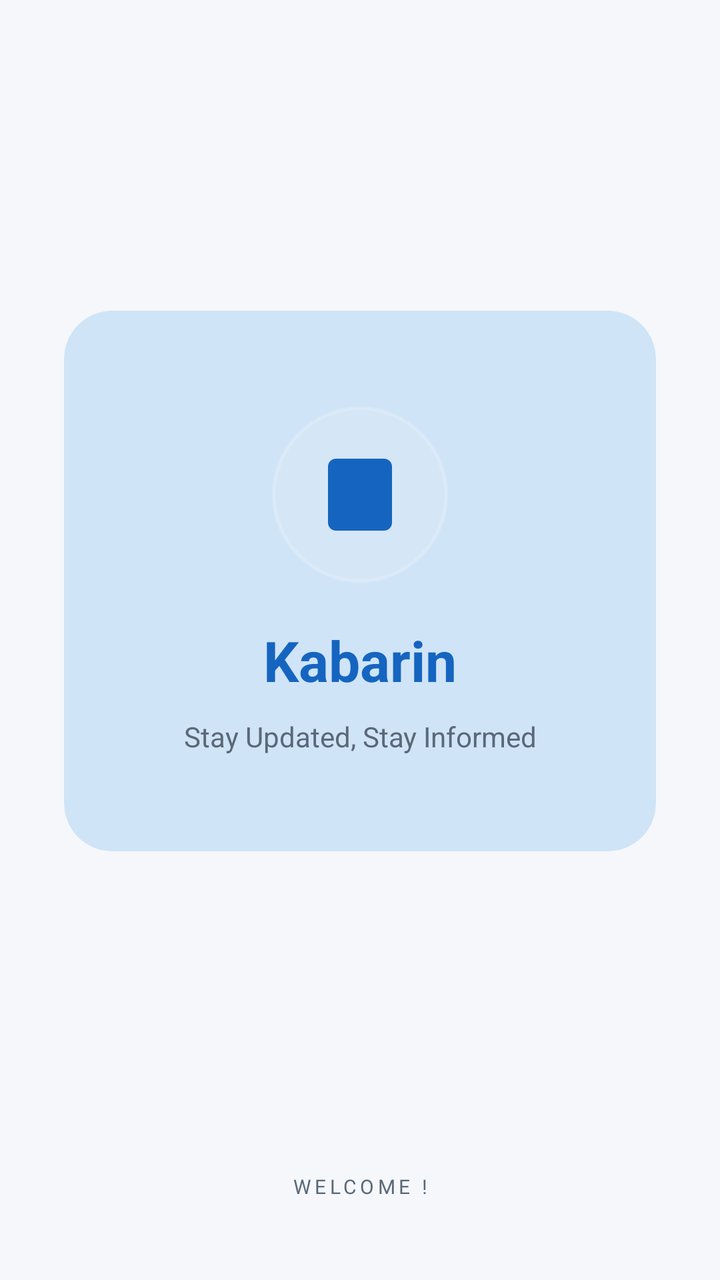
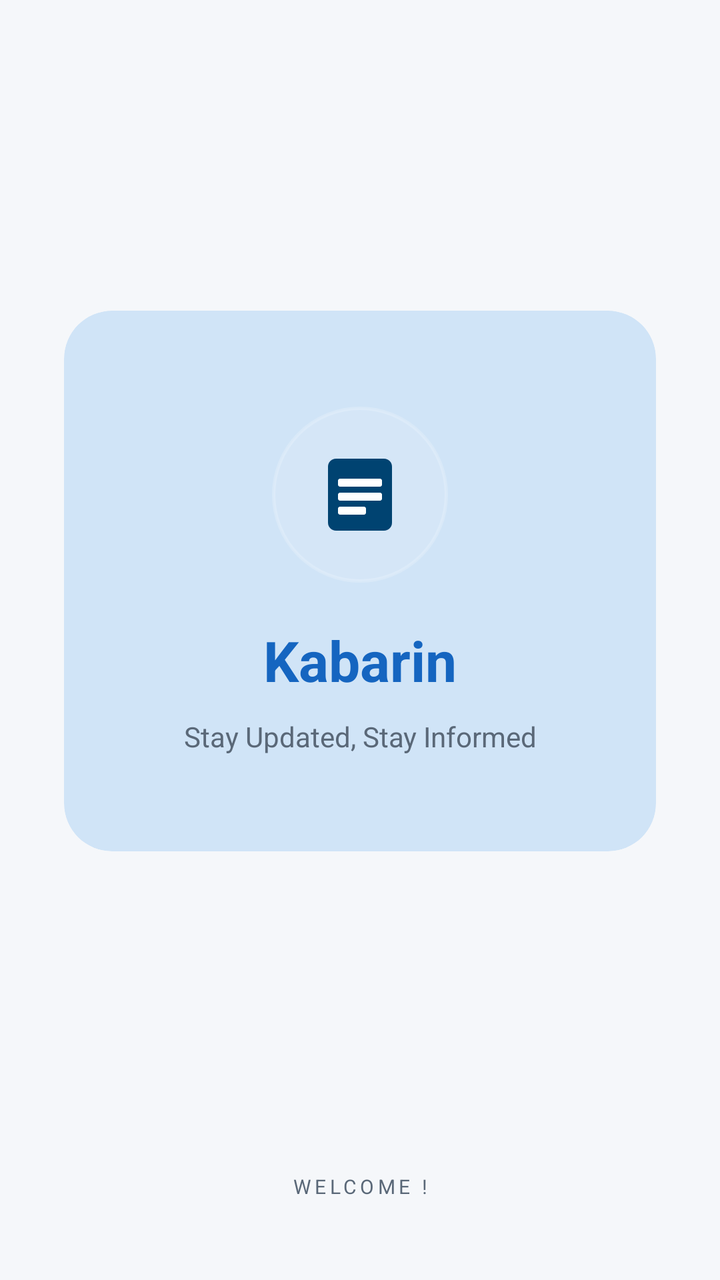

An Android layout rendered at two revisions. The XML below is the earlier revision; the diff shows what the commit changed to produce the second picture.
<!-- AndroidManifest.xml: activity theme Theme.Kabarin -->
<!-- res/layout/activity_splash.xml -->
<?xml version="1.0" encoding="utf-8"?>
<androidx.constraintlayout.widget.ConstraintLayout
    xmlns:android="http://schemas.android.com/apk/res/android"
    xmlns:app="http://schemas.android.com/apk/res-auto"
    xmlns:tools="http://schemas.android.com/tools"
    android:layout_width="match_parent"
    android:layout_height="match_parent"
    android:background="?android:attr/windowBackground"
    tools:context=".activity.SplashActivity">

    <androidx.cardview.widget.CardView
        android:id="@+id/cardGlassmorphism"
        android:layout_width="0dp"
        android:layout_height="wrap_content"
        android:layout_marginStart="32dp"
        android:layout_marginEnd="32dp"
        app:cardCornerRadius="24dp"
        app:cardElevation="0dp"
        app:cardBackgroundColor="?attr/colorPrimaryContainer"
        app:layout_constraintStart_toStartOf="parent"
        app:layout_constraintEnd_toEndOf="parent"
        app:layout_constraintTop_toTopOf="parent"
        app:layout_constraintBottom_toBottomOf="parent"
        app:layout_constraintVertical_bias="0.42">

        <LinearLayout
            android:id="@+id/layoutLogoSection"
            android:layout_width="match_parent"
            android:layout_height="wrap_content"
            android:orientation="vertical"
            android:gravity="center"
            android:padding="48dp">

            <LinearLayout
                android:layout_width="88dp"
                android:layout_height="88dp"
                android:gravity="center"
                android:background="@drawable/bg_logo_circle"
                android:backgroundTint="?attr/colorSurface"
                android:orientation="vertical">

                <ImageView
                    android:id="@+id/imgKabarinLogo"
                    android:layout_width="48dp"
                    android:layout_height="48dp"
                    android:src="@drawable/ic_kabarin_logo"
                    app:tint="?attr/colorPrimary" />

            </LinearLayout>

            <TextView
                android:id="@+id/tvAppName"
                android:layout_width="wrap_content"
                android:layout_height="wrap_content"
                android:layout_marginTop="20dp"
                android:text="Kabarin"
                android:textColor="?attr/colorPrimary"
                android:textSize="28sp"
                android:textStyle="bold" />

            <TextView
                android:id="@+id/tvTagline"
                android:layout_width="wrap_content"
                android:layout_height="wrap_content"
                android:layout_marginTop="10dp"
                android:text="Stay Updated, Stay Informed"
                android:textColor="?attr/colorOnSurfaceVariant"
                android:textSize="14sp"
                android:gravity="center" />

        </LinearLayout>
    </androidx.cardview.widget.CardView>

    <TextView
        android:id="@+id/tvPremiumLabel"
        android:layout_width="wrap_content"
        android:layout_height="wrap_content"
        android:layout_marginBottom="40dp"
        android:text="WELCOME !"
        android:textColor="?attr/colorOnSurfaceVariant"
        android:textSize="10sp"
        android:letterSpacing="0.18"
        app:layout_constraintBottom_toBottomOf="parent"
        app:layout_constraintStart_toStartOf="parent"
        app:layout_constraintEnd_toEndOf="parent" />

</androidx.constraintlayout.widget.ConstraintLayout>
<!-- resources referenced by this layout -->
<resources>
  <!-- drawable bg_logo_circle (drawable) -->
  <?xml version="1.0" encoding="utf-8"?>
  <shape xmlns:android="http://schemas.android.com/apk/res/android"
      android:shape="oval">
      <solid android:color="#1A004371" />
      <stroke
          android:width="1.5dp"
          android:color="#3377BBFD" />
  </shape>
  <!-- drawable ic_kabarin_logo (drawable) -->
  <?xml version="1.0" encoding="utf-8"?>
  <vector xmlns:android="http://schemas.android.com/apk/res/android"
      android:width="48dp"
      android:height="48dp"
      android:viewportWidth="48"
      android:viewportHeight="48">
  
      
      <path
          android:fillColor="#004371"
          android:pathData="M8,10 C8,7.79 9.79,6 12,6 L36,6 C38.21,6 40,7.79 40,10 L40,38 C40,40.21 38.21,42 36,42 L12,42 C9.79,42 8,40.21 8,38 Z" />
  
      
      <path
          android:fillColor="#FFFFFF"
          android:pathData="M14,16 L34,16 C34.55,16 35,16.45 35,17 L35,19 C35,19.55 34.55,20 34,20 L14,20 C13.45,20 13,19.55 13,19 L13,17 C13,16.45 13.45,16 14,16 Z" />
  
      
      <path
          android:fillColor="#FFFFFF"
          android:pathData="M14,23 L34,23 C34.55,23 35,23.45 35,24 L35,26 C35,26.55 34.55,27 34,27 L14,27 C13.45,27 13,26.55 13,26 L13,24 C13,23.45 13.45,23 14,23 Z" />
  
      
      <path
          android:fillColor="#FFFFFF"
          android:pathData="M14,30 L26,30 C26.55,30 27,30.45 27,31 L27,33 C27,33.55 26.55,34 26,34 L14,34 C13.45,34 13,33.55 13,33 L13,31 C13,30.45 13.45,30 14,30 Z" />
  
  </vector>
  <style name="Theme.Kabarin" parent="Base.Theme.Kabarin" />
  <style name="Base.Theme.Kabarin" parent="Theme.Material3.DayNight.NoActionBar">
          <item name="colorPrimary">#1565C0</item>
          <item name="colorOnPrimary">#FFFFFF</item>
          <item name="colorPrimaryContainer">#D0E4F7</item>
  
          <item name="android:windowBackground">#F5F7FA</item>
          <item name="colorSurface">#FFFFFF</item>
          <item name="colorOnSurface">#0D1B2A</item>
          <item name="colorOnSurfaceVariant">#5A6878</item>
          <item name="colorOutline">#E8ECF0</item>
      </style>
</resources>

<!-- the commit's change to res/layout/activity_splash.xml (unified diff, before → after) -->
@@ -43,8 +43,7 @@
                     android:id="@+id/imgKabarinLogo"
                     android:layout_width="48dp"
                     android:layout_height="48dp"
-                    android:src="@drawable/ic_kabarin_logo"
-                    app:tint="?attr/colorPrimary" />
+                    android:src="@drawable/ic_kabarin_logo" />
 
             </LinearLayout>
 
<!-- resource entries referenced after the edit -->
@@ -49,6 +49,9 @@
           <item name="colorOnSurface">#0D1B2A</item>
           <item name="colorOnSurfaceVariant">#5A6878</item>
           <item name="colorOutline">#E8ECF0</item>
+  
+          
+          <item name="colorControlNormal">?attr/colorOnSurface</item>
       </style>
 </resources>
 
